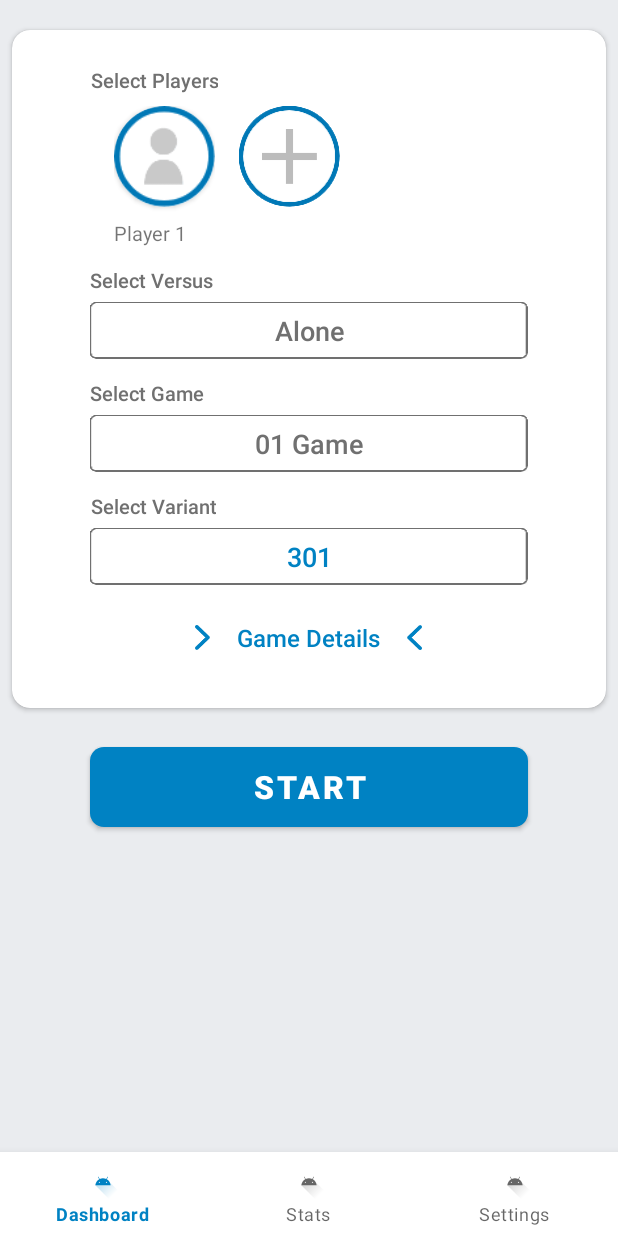
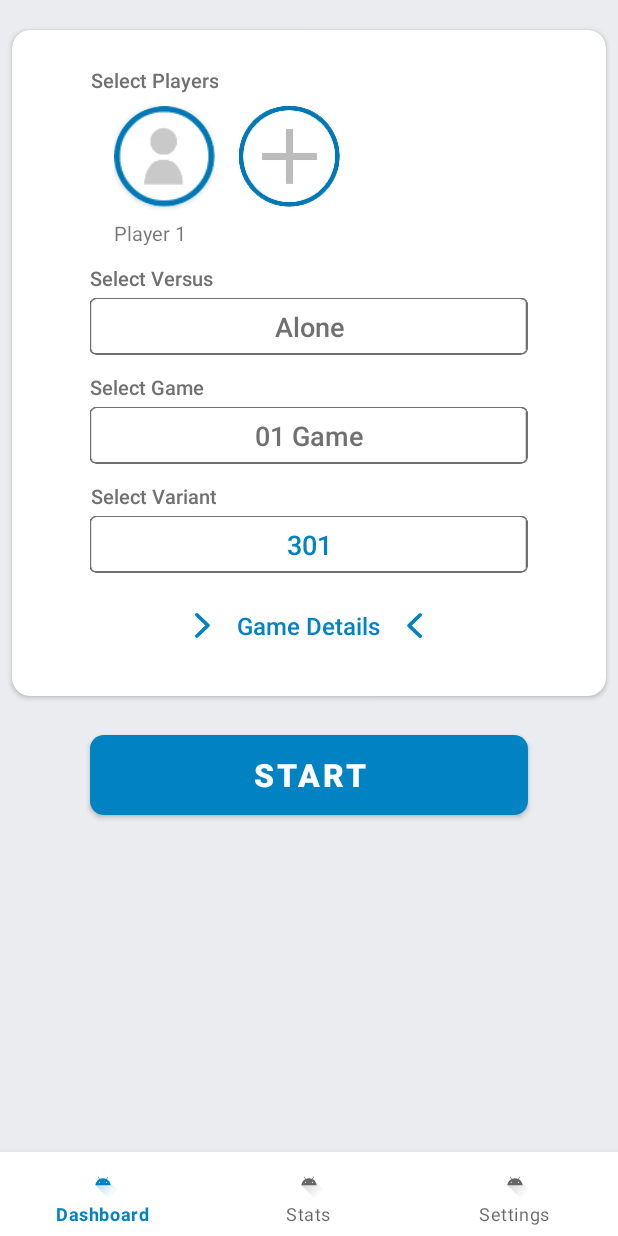
Before and after one commit to SebSelva/Dkt-Canaveral, an Android app: the screen it shows after launch (MainActivity), on a phone screen of 412 x 824 dp. Run offline under Robolectric (Android 15) with nearby library versions, the phone set to English and light mode, and no system bars; our stand-ins replace Room's generated code, Timber, data binding, navigation-ui.

Commit message:
DARTS-27 - Game Details - Fields disabled, Dimensions

```diff
--- a/app/src/main/java/com/decathlon/canaveral/dashboard/DashboardFragment.kt
+++ b/app/src/main/java/com/decathlon/canaveral/dashboard/DashboardFragment.kt
@@ -50,12 +50,7 @@ class DashboardFragment : Fragment() {
             val gameType = resources.getStringArray(R.array.game_type_array)
             val gameField = view.findViewById<AutoCompleteTextView>(R.id.input_game)
             initSpinner(gameType, gameField)
-            if (gameType.size == 1) {
-                gameField?.apply {
-                    gameField.setTextColor(AppCompatResources.getColorStateList(context, R.color.grey_dark))
-                    gameField.isEnabled = false
-                }
-            }
+            gameField?.isEnabled = gameType.size > 1
 
             // Game Variant selection
             val gameVariant = resources.getStringArray(R.array.zero_game_type_array)
@@ -111,7 +106,7 @@ class DashboardFragment : Fragment() {
         field?.setAdapter(ArrayAdapter(requireContext(),
             R.layout.list_textview_item, array))
         field?.setText(array[0],false)
-        field?.dropDownVerticalOffset = 4
+        field?.dropDownVerticalOffset = resources.getInteger(R.integer.dropdown_menu_vertical_offset)
         field?.setOnTouchListener { _, _ ->
             field.showDropDown()
             true
@@ -123,11 +118,11 @@ class DashboardFragment : Fragment() {
         val detailLeftIcon = view.findViewById<AppCompatImageView>(R.id.game_details_title_left)
         val detailRightIcon = view.findViewById<AppCompatImageView>(R.id.game_details_title_right)
         val detailLayout = view.findViewById<LinearLayoutCompat>(R.id.game_details_layout)
-        var isDetailsVisible = false
+        val animationDuration = resources.getInteger(R.integer.animation_duration).toLong()
 
         // Init layout state
         detailLayout.animate().apply {
-            duration = 700
+            duration = animationDuration
             translationY(-detailLayout.height.toFloat())
             alpha(0F)
             detailLayout.isVisible = false
@@ -140,23 +135,23 @@ class DashboardFragment : Fragment() {
             detailRightIcon.rotation = if (isOpened) 180F else 90F
             if (isOpened) {
                 detailLayout.animate().apply {
-                    duration = 700
+                    duration = animationDuration
                     translationY(-detailLayout.height.toFloat())
                     alpha(0F)
+                    setListener(object :AnimatorListenerAdapter() {
+                        override fun onAnimationEnd(animation: Animator?) {
+                            super.onAnimationEnd(animation)
+                            detailLayout.isVisible = false
+                        }
+                    })
                 }
             } else {
                 detailLayout.isVisible = true
                 detailLayout.animate().apply {
-                    duration = 700
+                    duration = animationDuration
                     translationY(0F)
                     alpha(1F)
-                    setListener(object :AnimatorListenerAdapter() {
-                        override fun onAnimationEnd(animation: Animator?) {
-                            super.onAnimationEnd(animation)
-                            if (isDetailsVisible) detailLayout.isVisible = false
-                            isDetailsVisible = !isDetailsVisible
-                        }
-                    })
+                    setListener(null)
                 }
             }
         }
--- /dev/null
+++ b/app/src/main/res/color/spinner_selector.xml
@@ -0,0 +1,5 @@
+<?xml version="1.0" encoding="utf-8"?>
+<selector xmlns:android="http://schemas.android.com/apk/res/android">
+    <item android:state_enabled="false" android:color="@color/grey_dark"/>
+    <item android:color="@color/blue_dkt"/>
+</selector>
--- a/app/src/main/res/layout/fragment_dashboard.xml
+++ b/app/src/main/res/layout/fragment_dashboard.xml
@@ -17,8 +17,8 @@
             android:layout_height="wrap_content"
             android:layout_width="match_parent"
             android:layout_marginTop="20dp"
-            android:layout_marginStart="@dimen/cardview_margin"
-            android:layout_marginEnd="@dimen/cardview_margin"
+            android:layout_marginStart="@dimen/cardview_margin_side"
+            android:layout_marginEnd="@dimen/cardview_margin_side"
             android:background="@color/white"
             app:cardCornerRadius="12dp"
             app:cardElevation="2dp"
@@ -29,17 +29,17 @@
             <LinearLayout
                 android:layout_width="match_parent"
                 android:layout_height="wrap_content"
-                android:paddingTop="24dp"
-                android:paddingBottom="24dp"
+                android:paddingTop="@dimen/cardview_padding"
+                android:paddingBottom="@dimen/cardview_padding"
                 android:orientation="vertical">
 
                 <androidx.appcompat.widget.AppCompatTextView
                     style="@style/Dkt.TextStyle.Label"
                     android:layout_width="wrap_content"
                     android:layout_height="wrap_content"
-                    android:layout_marginStart="52dp"
-                    android:layout_marginEnd="52dp"
-                    android:layout_marginBottom="8dp"
+                    android:layout_marginStart="@dimen/cardview_padding_side"
+                    android:layout_marginEnd="@dimen/cardview_padding_side"
+                    android:layout_marginBottom="@dimen/margin_medium"
                     android:text="@string/dashboard_select_players" />
 
                 <androidx.recyclerview.widget.RecyclerView
@@ -55,10 +55,9 @@
                 <androidx.constraintlayout.widget.ConstraintLayout
                     android:layout_width="match_parent"
                     android:layout_height="wrap_content"
-                    android:layout_marginStart="52dp"
-                    android:layout_marginEnd="52dp"
-                    android:orientation="vertical"
-                    android:elevation="1dp">
+                    android:layout_marginStart="@dimen/cardview_padding_side"
+                    android:layout_marginEnd="@dimen/cardview_padding_side"
+                    android:orientation="vertical">
 
                     <androidx.appcompat.widget.LinearLayoutCompat
                         android:id="@+id/game_details_layout"
@@ -79,23 +78,24 @@
                                 android:layout_width="0dp"
                                 android:layout_height="wrap_content"
                                 android:layout_weight="1"
-                                android:layout_marginEnd="24dp"
+                                android:layout_marginEnd="@dimen/margin_xxlarge"
                                 android:orientation="vertical">
 
                                 <androidx.appcompat.widget.AppCompatTextView
                                     style="@style/Dkt.TextStyle.Label"
                                     android:layout_width="wrap_content"
                                     android:layout_height="wrap_content"
-                                    android:layout_marginTop="13dp"
-                                    android:layout_marginBottom="5dp"
+                                    android:layout_marginTop="@dimen/spinner_label_marginTop"
+                                    android:layout_marginBottom="@dimen/spinner_label_marginBottom"
                                     android:text="@string/dashboard_game_detail_in" />
 
                                 <AutoCompleteTextView
                                     android:id="@+id/input_game_detail_in"
                                     style="@style/Dkt.TextStyle.SpinnerText"
                                     android:layout_width="match_parent"
-                                    android:layout_height="38dp"
+                                    android:layout_height="@dimen/spinner_height"
                                     android:background="@drawable/background_spinner"
+                                    android:enabled="false"
                                     tools:text="Simple"/>
 
                             </androidx.appcompat.widget.LinearLayoutCompat>
@@ -110,15 +110,16 @@
                                     style="@style/Dkt.TextStyle.Label"
                                     android:layout_width="wrap_content"
                                     android:layout_height="wrap_content"
-                                    android:layout_marginTop="13dp"
-                                    android:layout_marginBottom="5dp"
+                                    android:layout_marginTop="@dimen/spinner_label_marginTop"
+                                    android:layout_marginBottom="@dimen/spinner_label_marginBottom"
                                     android:text="@string/dashboard_game_detail_out" />
 
                                 <AutoCompleteTextView
                                     android:id="@+id/input_game_detail_out"
                                     style="@style/Dkt.TextStyle.SpinnerText"
                                     android:layout_width="match_parent"
-                                    android:layout_height="38dp"
+                                    android:layout_height="@dimen/spinner_height"
+                                    android:enabled="false"
                                     android:background="@drawable/background_spinner"
                                     tools:text="Master"/>
 
@@ -130,15 +131,16 @@
                             style="@style/Dkt.TextStyle.Label"
                             android:layout_width="wrap_content"
                             android:layout_height="wrap_content"
-                            android:layout_marginTop="13dp"
-                            android:layout_marginBottom="5dp"
+                            android:layout_marginTop="@dimen/spinner_label_marginTop"
+                            android:layout_marginBottom="@dimen/spinner_label_marginBottom"
                             android:text="@string/dashboard_game_detail_bull_value" />
 
                         <AutoCompleteTextView
                             android:id="@+id/input_game_detail_bull"
                             style="@style/Dkt.TextStyle.SpinnerText"
                             android:layout_width="match_parent"
-                            android:layout_height="38dp"
+                            android:layout_height="@dimen/spinner_height"
+                            android:enabled="false"
                             android:background="@drawable/background_spinner"
                             tools:text="25/50"/>
 
@@ -159,15 +161,15 @@
                             style="@style/Dkt.TextStyle.Label"
                             android:layout_width="wrap_content"
                             android:layout_height="wrap_content"
-                            android:layout_marginTop="13dp"
-                            android:layout_marginBottom="5dp"
+                            android:layout_marginTop="@dimen/spinner_label_marginTop"
+                            android:layout_marginBottom="@dimen/spinner_label_marginBottom"
                             android:text="@string/dashboard_select_versus"/>
 
                         <androidx.appcompat.widget.AppCompatAutoCompleteTextView
                             android:id="@+id/input_versus"
-                            style="@style/Dkt.TextStyle.SpinnerText.Disabled"
+                            style="@style/Dkt.TextStyle.SpinnerText"
                             android:layout_width="match_parent"
-                            android:layout_height="38dp"
+                            android:layout_height="@dimen/spinner_height"
                             android:background="@drawable/background_spinner"
                             android:enabled="false"
                             tools:text="1 VS 1"
@@ -179,8 +181,8 @@
                             style="@style/Dkt.TextStyle.Label"
                             android:layout_width="wrap_content"
                             android:layout_height="wrap_content"
-                            android:layout_marginTop="13dp"
-                            android:layout_marginBottom="5dp"
+                            android:layout_marginTop="@dimen/spinner_label_marginTop"
+                            android:layout_marginBottom="@dimen/spinner_label_marginBottom"
                             android:text="@string/dashboard_select_game"
                             app:layout_constraintTop_toBottomOf="@id/input_versus"
                             app:layout_constraintLeft_toLeftOf="parent" />
@@ -189,7 +191,7 @@
                             android:id="@+id/input_game"
                             style="@style/Dkt.TextStyle.SpinnerText"
                             android:layout_width="match_parent"
-                            android:layout_height="38dp"
+                            android:layout_height="@dimen/spinner_height"
                             android:background="@drawable/background_spinner"
                             tools:text="01 Game"
                             app:layout_constraintTop_toBottomOf="@id/input_game_label"
@@ -200,8 +202,8 @@
                             style="@style/Dkt.TextStyle.Label"
                             android:layout_width="wrap_content"
                             android:layout_height="wrap_content"
-                            android:layout_marginTop="13dp"
-                            android:layout_marginBottom="5dp"
+                            android:layout_marginTop="@dimen/spinner_label_marginTop"
+                            android:layout_marginBottom="@dimen/spinner_label_marginBottom"
                             android:text="@string/dashboard_select_variant"
                             app:layout_constraintTop_toBottomOf="@id/input_game"
                             app:layout_constraintLeft_toLeftOf="parent" />
@@ -210,7 +212,7 @@
                             android:id="@+id/input_variant"
                             style="@style/Dkt.TextStyle.SpinnerText"
                             android:layout_width="match_parent"
-                            android:layout_height="38dp"
+                            android:layout_height="@dimen/spinner_height"
                             android:background="@drawable/background_spinner"
                             app:layout_constraintTop_toBottomOf="@id/input_variant_label"
                             app:layout_constraintLeft_toLeftOf="parent"
@@ -221,8 +223,8 @@
                             android:layout_width="wrap_content"
                             android:layout_height="wrap_content"
                             android:layout_gravity="center"
-                            android:layout_marginTop="24dp"
-                            android:layout_marginBottom="12dp"
+                            android:layout_marginTop="@dimen/margin_xxlarge"
+                            android:layout_marginBottom="@dimen/margin_large"
                             android:orientation="horizontal"
                             app:layout_constraintTop_toBottomOf="@id/input_variant"
                             app:layout_constraintLeft_toLeftOf="parent"
@@ -234,7 +236,7 @@
                                 android:layout_height="match_parent"
                                 android:paddingStart="6dp"
                                 android:paddingEnd="6dp"
-                                android:layout_marginEnd="12dp"
+                                android:layout_marginEnd="@dimen/margin_large"
                                 android:src="@drawable/ic_game_details_left" />
 
                             <androidx.appcompat.widget.AppCompatTextView
@@ -249,15 +251,13 @@
                                 android:layout_height="match_parent"
                                 android:paddingStart="6dp"
                                 android:paddingEnd="6dp"
-                                android:layout_marginStart="12dp"
+                                android:layout_marginStart="@dimen/margin_large"
                                 android:rotation="180"
                                 android:src="@drawable/ic_game_details_left" />
 
                         </androidx.appcompat.widget.LinearLayoutCompat>
 
                     </androidx.appcompat.widget.LinearLayoutCompat>
-
-
 
                 </androidx.constraintlayout.widget.ConstraintLayout>
 
--- a/app/src/main/res/values/dimens.xml
+++ b/app/src/main/res/values/dimens.xml
@@ -1,11 +1,29 @@
 <resources>
-    <dimen name="fab_margin">16dp</dimen>
+    // Integer values
+    <integer name="dropdown_menu_vertical_offset">4</integer>
+    <integer name="animation_duration">400</integer>
 
-    <dimen name="cardview_margin">8dp</dimen>
+    // Dimension values
+    /// Default
+    <dimen name="margin_small">4dp</dimen>
+    <dimen name="margin_medium">8dp</dimen>
+    <dimen name="margin_large">12dp</dimen>
+    <dimen name="margin_xlarge">18dp</dimen>
+    <dimen name="margin_xxlarge">24dp</dimen>
 
-    // Keyboard
+    /// Cardview
+    <dimen name="cardview_margin_side">@dimen/margin_medium</dimen>
+    <dimen name="cardview_padding">@dimen/margin_xxlarge</dimen>
+    <dimen name="cardview_padding_side">52dp</dimen>
+
+    /// Spinner or AutoCompleteTextView
+    <dimen name="spinner_label_marginTop">@dimen/margin_large</dimen>
+    <dimen name="spinner_label_marginBottom">@dimen/margin_small</dimen>
+    <dimen name="spinner_height">38dp</dimen>
+
+    /// Keyboard
     <dimen name="keyboard_item_height">51dp</dimen>
     <dimen name="keyboard_item_width">51dp</dimen>
-    <dimen name="keyboard_item_vertical_spacing">8dp</dimen>
-    <dimen name="keyboard_item_horizontal_spacing">18dp</dimen>
+    <dimen name="keyboard_item_vertical_spacing">@dimen/margin_medium</dimen>
+    <dimen name="keyboard_item_horizontal_spacing">@dimen/margin_xlarge</dimen>
 </resources>
--- a/app/src/main/res/values/styles.xml
+++ b/app/src/main/res/values/styles.xml
@@ -31,16 +31,16 @@
         <item name="android:textColor">@color/blue_dkt</item>
     </style>
 
+    <style name="Dkt.TextStyle.BlueDecatSecondary" parent="Dkt.TextStyle">
+        <item name="android:textColor">@color/blue_dkt_secondary</item>
+    </style>
+
     <style name="Dkt.TextStyle.Grey" parent="Dkt.TextStyle">
         <item name="android:textColor">@color/grey_dark</item>
     </style>
 
-    <style name="Dkt.TextStyle.SpinnerText" parent="Dkt.TextStyle.BlueDecat">
-        <item name="android:textSize">18sp</item>
-        <item name="android:gravity">center</item>
-    </style>
-
-    <style name="Dkt.TextStyle.SpinnerText.Disabled" parent="Dkt.TextStyle.Grey">
+    <style name="Dkt.TextStyle.SpinnerText" parent="Dkt.TextStyle">
+        <item name="android:textColor">@color/spinner_selector</item>
         <item name="android:textSize">18sp</item>
         <item name="android:gravity">center</item>
     </style>
@@ -67,5 +67,25 @@
         <item name="android:textStyle">bold</item>
     </style>
 
+    <style name="Dkt.TextStyle.PlayerName.Waiting" parent="Dkt.TextStyle.BlueDecatSecondary">
+        <item name="android:textSize">15sp</item>
+    </style>
+
+    <style name="Dkt.TextStyle.PlayerName.Playing" parent="Dkt.TextStyle.BlueDecatSecondary">
+        <item name="android:textSize">22sp</item>
+    </style>
+
+    <style name="Dkt.TextStyle.PlayerScore.Waiting" parent="Dkt.TextStyle.BlueDecatSecondary">
+        <item name="android:textSize">55sp</item>
+    </style>
+
+    <style name="Dkt.TextStyle.PlayerScore.Playing" parent="Dkt.TextStyle.BlueDecatSecondary">
+        <item name="android:textSize">100sp</item>
+    </style>
+
+    <style name="Dkt.TextStyle.PlayerShot" parent="Dkt.TextStyle.BlueDecatSecondary">
+        <item name="android:textSize">20sp</item>
+    </style>
+
     // TEXT STYLES - END
 </resources>
--- a/core/src/main/res/values/game_configuration.xml
+++ b/core/src/main/res/values/game_configuration.xml
@@ -28,9 +28,9 @@
     </string-array>
 
     <string-array name="game_detail_inout_values">
-        <item>simple</item>
-        <item>double</item>
-        <item>master</item>
+        <item>Simple</item>
+        <item>Double</item>
+        <item>Master</item>
     </string-array>
 
     <string-array name="game_detail_bull_values">
```
